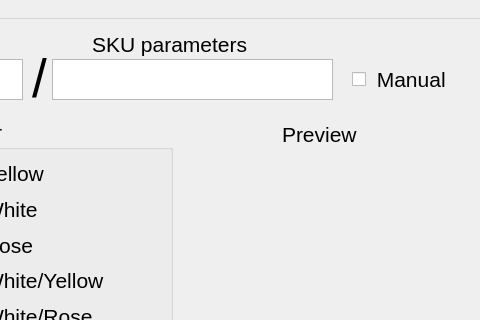
Before: the Qt Designer form QRtag.ui in svedbox/QRtag, drawn with Qt 5; both pictures show x 248 to 728 and y 0 to 320 of the 728 by 724 pixel window.
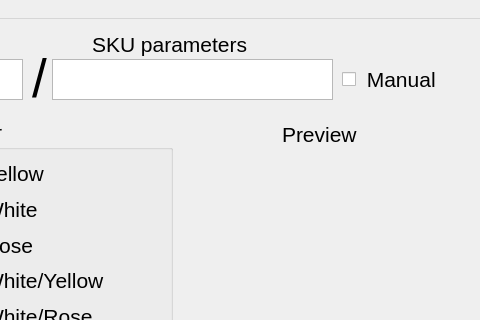
After: the same form once the commit is applied.

```diff
--- a/QRtag.ui
+++ b/QRtag.ui
@@ -672,7 +672,7 @@
    <widget class="QCheckBox" name="checkBox_3">
     <property name="geometry">
      <rect>
-      <x>600</x>
+      <x>590</x>
       <y>40</y>
       <width>101</width>
       <height>40</height>
```
Left out of the diff: 2 changed lines with no effect on the pictures.
